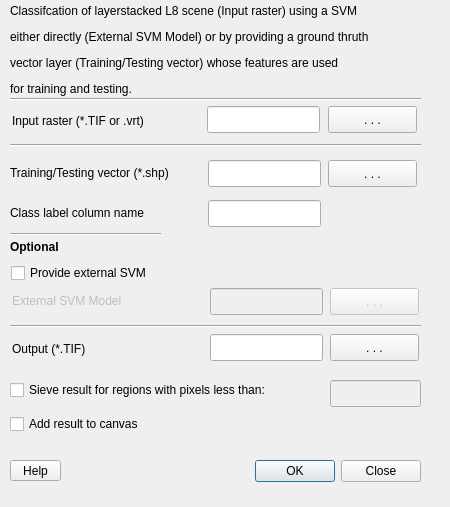
First picture: the form in uis/classification.ui, repository GFZ-Centre-for-Early-Warning/REM_satex_plugin, before the edit.
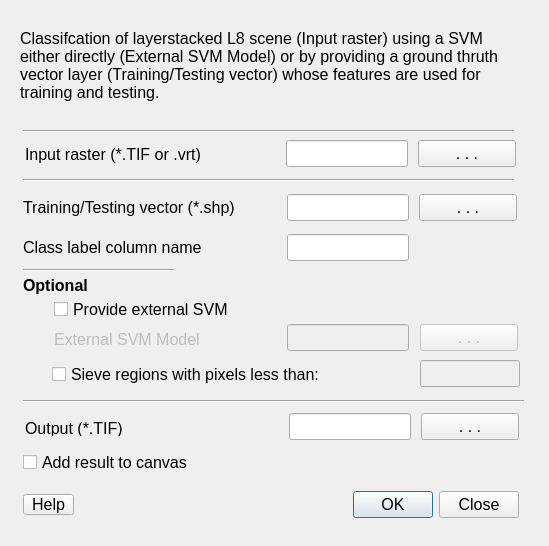
Second picture: the form after the edit.

The edit to the form file:
```diff
--- a/uis/classification.ui
+++ b/uis/classification.ui
@@ -6,8 +6,8 @@
    <rect>
     <x>0</x>
     <y>0</y>
-    <width>450</width>
-    <height>507</height>
+    <width>549</width>
+    <height>546</height>
    </rect>
   </property>
   <property name="windowTitle">
@@ -19,15 +19,62 @@
   <property name="accessibleDescription">
    <string/>
   </property>
+  <widget class="Line" name="line_2">
+   <property name="geometry">
+    <rect>
+     <x>23</x>
+     <y>172</y>
+     <width>491</width>
+     <height>16</height>
+    </rect>
+   </property>
+   <property name="font">
+    <font>
+     <pointsize>12</pointsize>
+    </font>
+   </property>
+   <property name="orientation">
+    <enum>Qt::Horizontal</enum>
+   </property>
+  </widget>
+  <widget class="QPushButton" name="pushButton_4">
+   <property name="enabled">
+    <bool>false</bool>
+   </property>
+   <property name="geometry">
+    <rect>
+     <x>420</x>
+     <y>324</y>
+     <width>98</width>
+     <height>27</height>
+    </rect>
+   </property>
+   <property name="font">
+    <font>
+     <pointsize>12</pointsize>
+    </font>
+   </property>
+   <property name="accessibleName">
+    <string>in_ROI</string>
+   </property>
+   <property name="text">
+    <string>. . .</string>
+   </property>
+  </widget>
   <widget class="QDialogButtonBox" name="button_box">
    <property name="geometry">
     <rect>
-     <x>250</x>
-     <y>455</y>
-     <width>171</width>
+     <x>339</x>
+     <y>489</y>
+     <width>180</width>
      <height>32</height>
     </rect>
    </property>
+   <property name="font">
+    <font>
+     <pointsize>12</pointsize>
+    </font>
+   </property>
    <property name="orientation">
     <enum>Qt::Horizontal</enum>
    </property>
@@ -38,71 +85,35 @@
   <widget class="QLabel" name="label">
    <property name="geometry">
     <rect>
-     <x>10</x>
-     <y>153</y>
-     <width>191</width>
+     <x>23</x>
+     <y>187</y>
+     <width>241</width>
      <height>41</height>
     </rect>
    </property>
+   <property name="font">
+    <font>
+     <pointsize>12</pointsize>
+    </font>
+   </property>
    <property name="text">
     <string>&lt;html&gt;&lt;head/&gt;&lt;body&gt;&lt;p&gt;Training/Testing vector (*.shp)&lt;/p&gt;&lt;/body&gt;&lt;/html&gt;</string>
    </property>
   </widget>
-  <widget class="QLabel" name="label_2">
-   <property name="geometry">
-    <rect>
-     <x>12</x>
-     <y>110</y>
-     <width>161</width>
-     <height>21</height>
-    </rect>
-   </property>
-   <property name="text">
-    <string>Input raster (*.TIF or .vrt)</string>
-   </property>
-  </widget>
-  <widget class="QLabel" name="label_3">
-   <property name="geometry">
-    <rect>
-     <x>10</x>
-     <y>0</y>
-     <width>431</width>
-     <height>101</height>
-    </rect>
-   </property>
-   <property name="text">
-    <string>&lt;html&gt;&lt;head/&gt;&lt;body&gt;&lt;p&gt;Classifcation of layerstacked L8 scene (Input raster) using a SVM &lt;/p&gt;&lt;p&gt;either directly (External SVM Model) or by providing a ground thruth &lt;/p&gt;&lt;p&gt;vector layer (Training/Testing vector) whose features are used &lt;/p&gt;&lt;p&gt;for training and testing.&lt;/p&gt;&lt;/body&gt;&lt;/html&gt;</string>
-   </property>
-  </widget>
-  <widget class="QLineEdit" name="lineEdit">
-   <property name="geometry">
-    <rect>
-     <x>207</x>
-     <y>106</y>
-     <width>113</width>
-     <height>27</height>
-    </rect>
-   </property>
-  </widget>
-  <widget class="QLineEdit" name="lineEdit_2">
-   <property name="geometry">
-    <rect>
-     <x>208</x>
-     <y>160</y>
-     <width>113</width>
-     <height>27</height>
-    </rect>
-   </property>
-  </widget>
   <widget class="QPushButton" name="pushButton">
    <property name="geometry">
     <rect>
-     <x>328</x>
-     <y>106</y>
-     <width>89</width>
+     <x>418</x>
+     <y>140</y>
+     <width>98</width>
      <height>27</height>
     </rect>
    </property>
+   <property name="font">
+    <font>
+     <pointsize>12</pointsize>
+    </font>
+   </property>
    <property name="accessibleName">
     <string>in_L8zip</string>
    </property>
@@ -110,91 +121,133 @@
     <string>. . .</string>
    </property>
   </widget>
-  <widget class="QPushButton" name="pushButton_2">
+  <widget class="QCheckBox" name="checkBox_2">
    <property name="geometry">
     <rect>
-     <x>328</x>
-     <y>160</y>
-     <width>89</width>
-     <height>27</height>
+     <x>23</x>
+     <y>452</y>
+     <width>181</width>
+     <height>20</height>
     </rect>
    </property>
-   <property name="accessibleName">
-    <string>in_ROI</string>
+   <property name="font">
+    <font>
+     <pointsize>12</pointsize>
+    </font>
    </property>
    <property name="text">
-    <string>. . .</string>
+    <string>Add result to canvas</string>
+   </property>
+  </widget>
+  <widget class="QLabel" name="label_3">
+   <property name="geometry">
+    <rect>
+     <x>20</x>
+     <y>16</y>
+     <width>501</width>
+     <height>100</height>
+    </rect>
+   </property>
+   <property name="font">
+    <font>
+     <pointsize>12</pointsize>
+    </font>
+   </property>
+   <property name="midLineWidth">
+    <number>0</number>
+   </property>
+   <property name="text">
+    <string>&lt;html&gt;&lt;head/&gt;&lt;body&gt;&lt;p&gt;Classifcation of layerstacked L8 scene (Input raster) using a SVM either directly (External SVM Model) or by providing a ground thruth vector layer (Training/Testing vector) whose features are used for training and testing.&lt;/p&gt;&lt;/body&gt;&lt;/html&gt;</string>
+   </property>
+   <property name="wordWrap">
+    <bool>true</bool>
+   </property>
+  </widget>
+  <widget class="QLabel" name="label_2">
+   <property name="geometry">
+    <rect>
+     <x>25</x>
+     <y>144</y>
+     <width>211</width>
+     <height>21</height>
+    </rect>
+   </property>
+   <property name="font">
+    <font>
+     <pointsize>12</pointsize>
+    </font>
+   </property>
+   <property name="text">
+    <string>Input raster (*.TIF or .vrt)</string>
    </property>
   </widget>
   <widget class="QLabel" name="label_4">
    <property name="geometry">
     <rect>
-     <x>12</x>
-     <y>341</y>
-     <width>91</width>
+     <x>25</x>
+     <y>420</y>
+     <width>141</width>
      <height>16</height>
     </rect>
    </property>
+   <property name="font">
+    <font>
+     <pointsize>12</pointsize>
+    </font>
+   </property>
    <property name="text">
     <string>Output (*.TIF)</string>
    </property>
   </widget>
-  <widget class="QLineEdit" name="lineEdit_3">
+  <widget class="QToolButton" name="toolButton">
    <property name="geometry">
     <rect>
-     <x>210</x>
-     <y>334</y>
-     <width>113</width>
-     <height>27</height>
+     <x>23</x>
+     <y>494</y>
+     <width>51</width>
+     <height>21</height>
     </rect>
    </property>
-  </widget>
-  <widget class="QPushButton" name="pushButton_3">
-   <property name="geometry">
-    <rect>
-     <x>330</x>
-     <y>334</y>
-     <width>89</width>
-     <height>27</height>
-    </rect>
-   </property>
-   <property name="accessibleName">
-    <string>in_ROI</string>
+   <property name="font">
+    <font>
+     <pointsize>12</pointsize>
+    </font>
    </property>
    <property name="text">
-    <string>. . .</string>
+    <string>Help</string>
    </property>
   </widget>
   <widget class="QCheckBox" name="checkBox">
    <property name="geometry">
     <rect>
-     <x>11</x>
-     <y>263</y>
-     <width>181</width>
+     <x>54</x>
+     <y>299</y>
+     <width>231</width>
      <height>20</height>
     </rect>
    </property>
+   <property name="font">
+    <font>
+     <pointsize>12</pointsize>
+    </font>
+   </property>
    <property name="text">
     <string>Provide external SVM</string>
    </property>
   </widget>
-  <widget class="QPushButton" name="pushButton_4">
-   <property name="enabled">
-    <bool>false</bool>
-   </property>
+  <widget class="QLineEdit" name="lineEdit">
    <property name="geometry">
     <rect>
-     <x>330</x>
-     <y>288</y>
-     <width>89</width>
+     <x>286</x>
+     <y>140</y>
+     <width>122</width>
      <height>27</height>
     </rect>
    </property>
-   <property name="accessibleName">
-    <string>in_ROI</string>
-   </property>
-   <property name="text">
-    <string>. . .</string>
+   <property name="font">
+    <font>
+     <pointsize>12</pointsize>
+    </font>
    </property>
   </widget>
   <widget class="QLineEdit" name="lineEdit_4">
@@ -203,63 +256,70 @@
    </property>
    <property name="geometry">
     <rect>
-     <x>210</x>
-     <y>288</y>
-     <width>113</width>
+     <x>287</x>
+     <y>324</y>
+     <width>122</width>
      <height>27</height>
     </rect>
    </property>
+   <property name="font">
+    <font>
+     <pointsize>12</pointsize>
+    </font>
+   </property>
   </widget>
-  <widget class="QLabel" name="label_5">
+  <widget class="QPushButton" name="pushButton_3">
+   <property name="geometry">
+    <rect>
+     <x>421</x>
+     <y>413</y>
+     <width>98</width>
+     <height>27</height>
+    </rect>
+   </property>
+   <property name="font">
+    <font>
+     <pointsize>12</pointsize>
+    </font>
+   </property>
+   <property name="accessibleName">
+    <string>in_ROI</string>
+   </property>
+   <property name="text">
+    <string>. . .</string>
+   </property>
+  </widget>
+  <widget class="QLineEdit" name="lineEdit_6">
    <property name="enabled">
     <bool>false</bool>
    </property>
    <property name="geometry">
     <rect>
-     <x>12</x>
-     <y>281</y>
-     <width>191</width>
-     <height>41</height>
+     <x>420</x>
+     <y>360</y>
+     <width>100</width>
+     <height>27</height>
     </rect>
    </property>
-   <property name="text">
-    <string>&lt;html&gt;&lt;head/&gt;&lt;body&gt;&lt;p&gt;External SVM Model&lt;/p&gt;&lt;/body&gt;&lt;/html&gt;</string>
+   <property name="font">
+    <font>
+     <pointsize>12</pointsize>
+    </font>
    </property>
   </widget>
   <widget class="Line" name="line">
    <property name="geometry">
     <rect>
-     <x>10</x>
-     <y>91</y>
-     <width>411</width>
+     <x>23</x>
+     <y>123</y>
+     <width>491</width>
      <height>16</height>
     </rect>
    </property>
-   <property name="orientation">
-    <enum>Qt::Horizontal</enum>
-   </property>
-  </widget>
-  <widget class="Line" name="line_2">
-   <property name="geometry">
-    <rect>
-     <x>10</x>
-     <y>137</y>
-     <width>411</width>
-     <height>16</height>
-    </rect>
-   </property>
-   <property name="orientation">
-    <enum>Qt::Horizontal</enum>
-   </property>
-  </widget>
-  <widget class="Line" name="line_3">
-   <property name="geometry">
-    <rect>
-     <x>10</x>
-     <y>318</y>
-     <width>411</width>
-     <height>16</height>
-    </rect>
+   <property name="font">
+    <font>
+     <pointsize>12</pointsize>
+    </font>
    </property>
    <property name="orientation">
     <enum>Qt::Horizontal</enum>
@@ -268,63 +328,156 @@
   <widget class="QLineEdit" name="lineEdit_5">
    <property name="geometry">
     <rect>
-     <x>208</x>
-     <y>200</y>
-     <width>113</width>
+     <x>287</x>
+     <y>234</y>
+     <width>122</width>
      <height>27</height>
     </rect>
    </property>
+   <property name="font">
+    <font>
+     <pointsize>12</pointsize>
+    </font>
+   </property>
   </widget>
-  <widget class="QLabel" name="label_6">
+  <widget class="QLineEdit" name="lineEdit_2">
    <property name="geometry">
     <rect>
-     <x>10</x>
-     <y>193</y>
-     <width>191</width>
-     <height>41</height>
+     <x>287</x>
+     <y>194</y>
+     <width>122</width>
+     <height>27</height>
     </rect>
    </property>
-   <property name="text">
-    <string>&lt;html&gt;&lt;head/&gt;&lt;body&gt;&lt;p&gt;Class label column name&lt;/p&gt;&lt;/body&gt;&lt;/html&gt;</string>
+   <property name="font">
+    <font>
+     <pointsize>12</pointsize>
+    </font>
    </property>
   </widget>
   <widget class="Line" name="line_4">
    <property name="geometry">
     <rect>
-     <x>10</x>
-     <y>226</y>
+     <x>23</x>
+     <y>262</y>
      <width>151</width>
      <height>16</height>
     </rect>
    </property>
+   <property name="font">
+    <font>
+     <pointsize>12</pointsize>
+    </font>
+   </property>
    <property name="orientation">
     <enum>Qt::Horizontal</enum>
    </property>
   </widget>
-  <widget class="QCheckBox" name="checkBox_2">
+  <widget class="QCheckBox" name="checkBox_3">
    <property name="geometry">
     <rect>
-     <x>10</x>
-     <y>414</y>
-     <width>181</width>
+     <x>52</x>
+     <y>364</y>
+     <width>371</width>
      <height>20</height>
     </rect>
    </property>
+   <property name="font">
+    <font>
+     <pointsize>12</pointsize>
+    </font>
+   </property>
    <property name="text">
-    <string>Add result to canvas</string>
+    <string>Sieve regions with pixels less than:</string>
+   </property>
+   <property name="tristate">
+    <bool>false</bool>
+   </property>
+  </widget>
+  <widget class="QPushButton" name="pushButton_2">
+   <property name="geometry">
+    <rect>
+     <x>419</x>
+     <y>194</y>
+     <width>98</width>
+     <height>27</height>
+    </rect>
+   </property>
+   <property name="font">
+    <font>
+     <pointsize>12</pointsize>
+    </font>
+   </property>
+   <property name="accessibleName">
+    <string>in_ROI</string>
+   </property>
+   <property name="text">
+    <string>. . .</string>
+   </property>
+  </widget>
+  <widget class="Line" name="line_3">
+   <property name="geometry">
+    <rect>
+     <x>23</x>
+     <y>393</y>
+     <width>501</width>
+     <height>16</height>
+    </rect>
+   </property>
+   <property name="font">
+    <font>
+     <pointsize>12</pointsize>
+    </font>
+   </property>
+   <property name="orientation">
+    <enum>Qt::Horizontal</enum>
+   </property>
+  </widget>
+  <widget class="QLineEdit" name="lineEdit_3">
+   <property name="geometry">
+    <rect>
+     <x>289</x>
+     <y>413</y>
+     <width>122</width>
+     <height>27</height>
+    </rect>
+   </property>
+   <property name="font">
+    <font>
+     <pointsize>12</pointsize>
+    </font>
+   </property>
+  </widget>
+  <widget class="QLabel" name="label_6">
+   <property name="geometry">
+    <rect>
+     <x>23</x>
+     <y>227</y>
+     <width>221</width>
+     <height>41</height>
+    </rect>
+   </property>
+   <property name="font">
+    <font>
+     <pointsize>12</pointsize>
+    </font>
+   </property>
+   <property name="text">
+    <string>&lt;html&gt;&lt;head/&gt;&lt;body&gt;&lt;p&gt;Class label column name&lt;/p&gt;&lt;/body&gt;&lt;/html&gt;</string>
    </property>
   </widget>
   <widget class="QLabel" name="label_7">
    <property name="geometry">
     <rect>
-     <x>10</x>
-     <y>236</y>
+     <x>23</x>
+     <y>275</y>
      <width>161</width>
      <height>21</height>
     </rect>
    </property>
    <property name="font">
     <font>
+     <pointsize>12</pointsize>
      <weight>75</weight>
      <italic>false</italic>
      <bold>true</bold>
@@ -334,46 +487,25 @@
     <string>Optional</string>
    </property>
   </widget>
-  <widget class="QCheckBox" name="checkBox_3">
-   <property name="geometry">
-    <rect>
-     <x>10</x>
-     <y>380</y>
-     <width>321</width>
-     <height>20</height>
-    </rect>
-   </property>
-   <property name="text">
-    <string>Sieve result for regions with pixels less than:</string>
-   </property>
-   <property name="tristate">
-    <bool>false</bool>
-   </property>
-  </widget>
-  <widget class="QLineEdit" name="lineEdit_6">
+  <widget class="QLabel" name="label_5">
    <property name="enabled">
     <bool>false</bool>
    </property>
    <property name="geometry">
     <rect>
-     <x>330</x>
-     <y>380</y>
-     <width>91</width>
-     <height>27</height>
+     <x>54</x>
+     <y>319</y>
+     <width>191</width>
+     <height>41</height>
     </rect>
    </property>
-  </widget>
-  <widget class="QToolButton" name="toolButton">
-   <property name="geometry">
-    <rect>
-     <x>10</x>
-     <y>460</y>
-     <width>51</width>
-     <height>21</height>
-    </rect>
+   <property name="font">
+    <font>
+     <pointsize>12</pointsize>
+    </font>
    </property>
    <property name="text">
-    <string>Help</string>
+    <string>&lt;html&gt;&lt;head/&gt;&lt;body&gt;&lt;p&gt;External SVM Model&lt;/p&gt;&lt;/body&gt;&lt;/html&gt;</string>
    </property>
   </widget>
  </widget>
```
Left out of the diff: 35 changed lines with no effect on the pictures.
